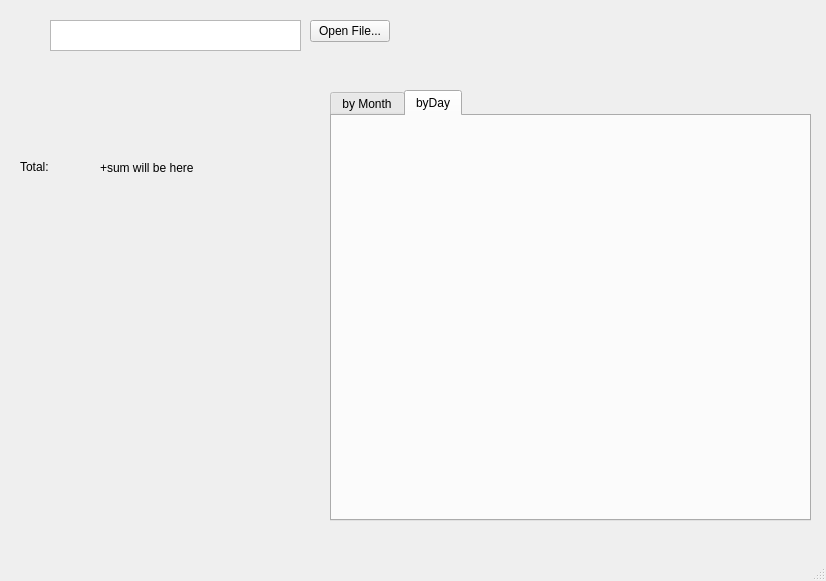
Qt form src/MainWindow.ui (Sigurdur42/TimeTracker) before a commit.
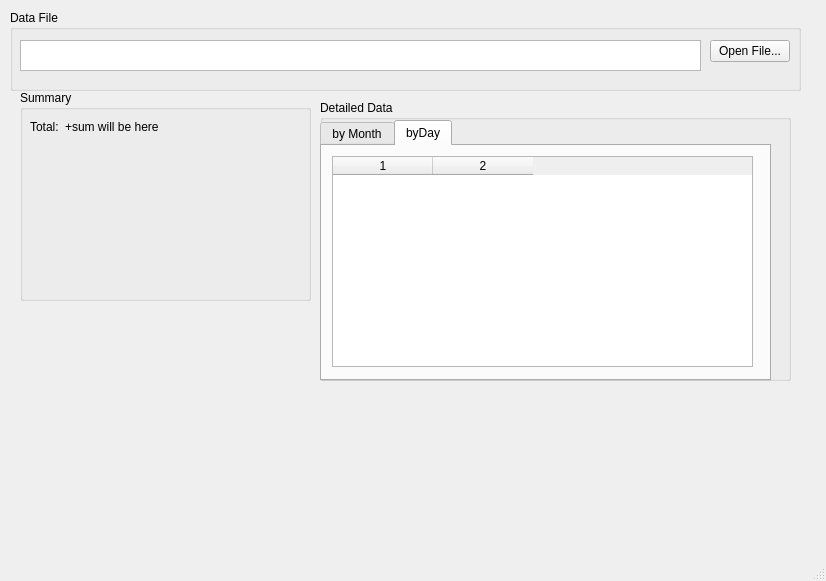
The same form after that commit. The open tabs and pages were chosen to show the change.

Commit message: Added simple picker

What changed in the file:
```diff
--- a/src/MainWindow.ui
+++ b/src/MainWindow.ui
@@ -14,12 +14,24 @@
    <string>MainWindow</string>
   </property>
   <widget class="QWidget" name="centralwidget">
+   <widget class="QGroupBox" name="groupBox">
+    <property name="geometry">
+     <rect>
+      <x>10</x>
+      <y>10</y>
+      <width>791</width>
+      <height>81</height>
+     </rect>
+    </property>
+    <property name="title">
+     <string>Data File</string>
+    </property>
    <widget class="QPlainTextEdit" name="editOpenedFile">
     <property name="geometry">
      <rect>
-      <x>50</x>
-      <y>20</y>
-      <width>251</width>
+       <x>10</x>
+       <y>30</y>
+       <width>681</width>
       <height>31</height>
      </rect>
     </property>
@@ -30,8 +42,8 @@
    <widget class="QPushButton" name="buttonOpenFilePicker">
     <property name="geometry">
      <rect>
-      <x>310</x>
-      <y>20</y>
+       <x>700</x>
+       <y>30</y>
       <width>80</width>
       <height>22</height>
      </rect>
@@ -40,13 +52,65 @@
      <string>Open File...</string>
     </property>
    </widget>
-   <widget class="QTabWidget" name="tabData">
+   </widget>
+   <widget class="QGroupBox" name="groupBox_2">
     <property name="geometry">
      <rect>
-      <x>330</x>
+      <x>20</x>
       <y>90</y>
-      <width>481</width>
-      <height>431</height>
+      <width>291</width>
+      <height>211</height>
+     </rect>
+    </property>
+    <property name="title">
+     <string>Summary</string>
+    </property>
+    <widget class="QWidget" name="formLayoutWidget">
+     <property name="geometry">
+      <rect>
+       <x>10</x>
+       <y>30</y>
+       <width>271</width>
+       <height>171</height>
+      </rect>
+     </property>
+     <layout class="QFormLayout" name="formLayout">
+      <item row="0" column="0">
+       <widget class="QLabel" name="label">
+        <property name="text">
+         <string>Total:</string>
+        </property>
+       </widget>
+      </item>
+      <item row="0" column="1">
+       <widget class="QLabel" name="labelOvertimeSummary">
+        <property name="text">
+         <string>+sum will be here</string>
+        </property>
+       </widget>
+      </item>
+     </layout>
+    </widget>
+   </widget>
+   <widget class="QGroupBox" name="groupBox_3">
+    <property name="geometry">
+     <rect>
+      <x>320</x>
+      <y>100</y>
+      <width>471</width>
+      <height>281</height>
+     </rect>
+    </property>
+    <property name="title">
+     <string>Detailed Data</string>
+    </property>
+    <widget class="QTabWidget" name="tabData">
+     <property name="geometry">
+      <rect>
+       <x>0</x>
+       <y>20</y>
+       <width>451</width>
+       <height>261</height>
      </rect>
     </property>
     <property name="currentIndex">
@@ -85,33 +149,32 @@
      <attribute name="title">
       <string>byDay</string>
      </attribute>
-    </widget>
-   </widget>
-   <widget class="QLabel" name="label">
+      <widget class="QTableWidget" name="tableByDay">
     <property name="geometry">
      <rect>
-      <x>20</x>
-      <y>160</y>
-      <width>57</width>
-      <height>14</height>
-     </rect>
-    </property>
-    <property name="text">
-     <string>Total:</string>
-    </property>
-   </widget>
-   <widget class="QLabel" name="labelOvertimeSummary">
-    <property name="geometry">
-     <rect>
-      <x>100</x>
-      <y>160</y>
-      <width>131</width>
-      <height>16</height>
-     </rect>
-    </property>
-    <property name="text">
-     <string>+sum will be here</string>
-    </property>
+         <x>10</x>
+         <y>10</y>
+         <width>421</width>
+         <height>211</height>
+        </rect>
+       </property>
+       <property name="alternatingRowColors">
+        <bool>true</bool>
+       </property>
+       <property name="selectionMode">
+        <enum>QAbstractItemView::SingleSelection</enum>
+       </property>
+       <property name="selectionBehavior">
+        <enum>QAbstractItemView::SelectRows</enum>
+       </property>
+       <property name="columnCount">
+        <number>2</number>
+       </property>
+       <column/>
+       <column/>
+      </widget>
+     </widget>
+    </widget>
    </widget>
   </widget>
   <widget class="QMenuBar" name="menubar">
```
Left out of the diff: 12 changed lines with no effect on the pictures. Lines whose indentation alone changed are shown as unchanged. The commit also changes 2 other files.
